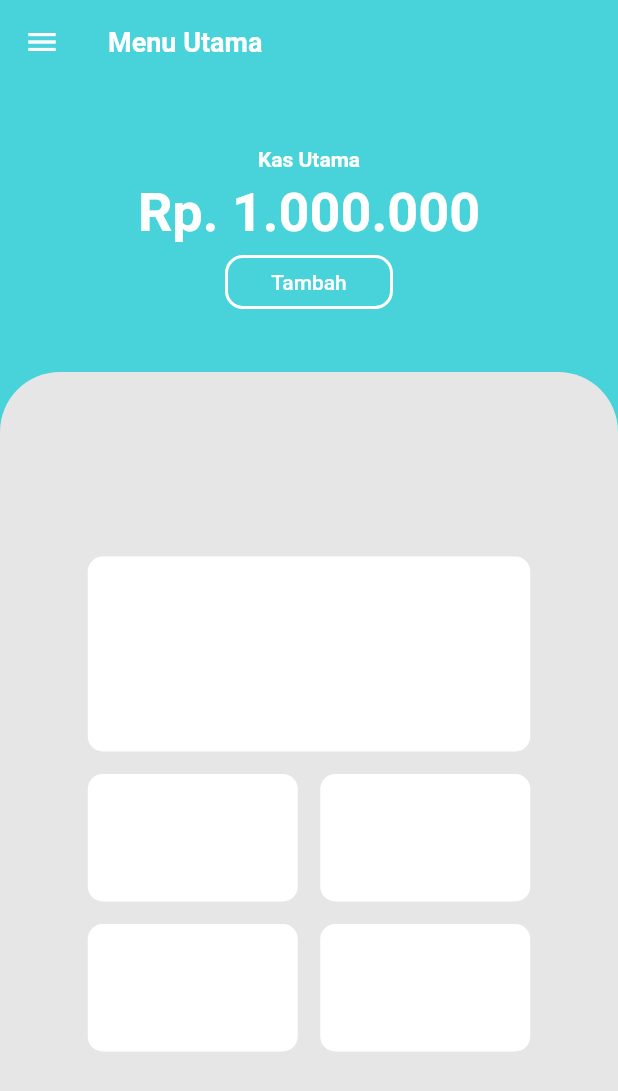
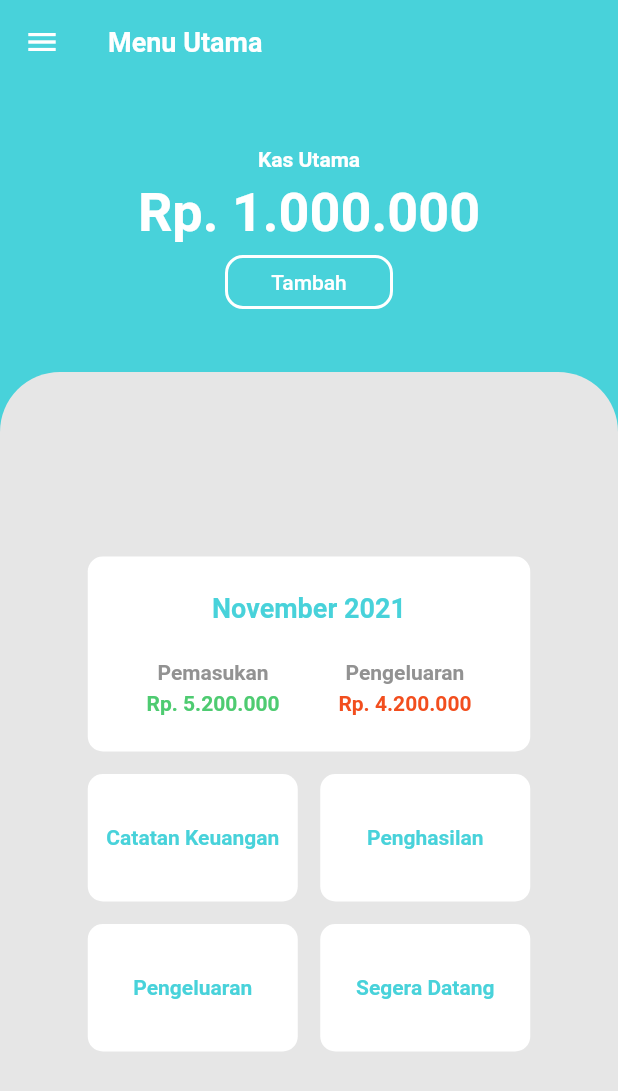
Before and after one commit to beeerlian/e-kas, a Flutter app: the HomePage screen opened by its route, on a phone screen of 412 x 824 dp. Shown: the top 1091 px of the screen. Run offline on Flutter 3.47's test engine with Material 2 defaults, Android fonts, the phone set to English and light mode, and no system bars; our stand-ins replace cached_network_image, flutter_spinkit, flutter_svg, hive; accounts and stored records are empty.

Commit message:
Add svg assets & minor update home page

```diff
--- a/lib/features/home/pages/home_page.dart
+++ b/lib/features/home/pages/home_page.dart
@@ -1,4 +1,4 @@
-// ignore_for_file: prefer_const_constructors
+// ignore_for_file: prefer_const_constructors, prefer_const_literals_to_create_immutables
 
 import 'dart:ui';
 
@@ -188,6 +188,74 @@ Widget _buildBody() {
                     borderRadius: BorderRadius.circular(10),
                     color: Colors.white,
                   ),
+                  child: Column(
+                    mainAxisAlignment: MainAxisAlignment.spaceEvenly,
+                    children: [
+                      Text(
+                        'November 2021',
+                        style: TextStyle(
+                          fontSize: 18,
+                          fontWeight: FontWeight.bold,
+                          color: Palette.primary,
+                        ),
+                      ),
+                      Row(
+                        mainAxisAlignment: MainAxisAlignment.spaceEvenly,
+                        children: [
+                          Column(
+                            children: [
+                              Row(
+                                children: [
+                                  // Image.asset(
+                                  //   width: 20,
+                                  //   fit: BoxFit.fitWidth,
+                                  // ),
+                                  Text(
+                                    'Pemasukan',
+                                    style: TextStyle(
+                                      fontWeight: FontWeight.bold,
+                                      color: Color(0xff929292),
+                                    ),
+                                  ),
+                                ],
+                              ),
+                              SizedBox(
+                                height: 5,
+                              ),
+                              Text(
+                                'Rp. 5.200.000',
+                                style: TextStyle(
+                                  fontWeight: FontWeight.bold,
+                                  color: Color(0xff4ECB71),
+                                ),
+                              ),
+                            ],
+                          ),
+                          Column(
+                            children: [
+                              Text(
+                                'Pengeluaran',
+                                style: TextStyle(
+                                  fontWeight: FontWeight.bold,
+                                  color: Color(0xff929292),
+                                ),
+                              ),
+                              SizedBox(
+                                height: 5,
+                              ),
+                              Text(
+                                'Rp. 4.200.000',
+                                style: TextStyle(
+                                  fontWeight: FontWeight.bold,
+                                  color: Color(0xffF24E1E),
+                                ),
+                              ),
+                            ],
+                          ),
+                        ],
+                      ),
+                    ],
+                  ),
                 ),
                 SizedBox(
                   height: 15,
@@ -202,6 +270,18 @@ Widget _buildBody() {
                         borderRadius: BorderRadius.circular(10),
                         color: Colors.white,
                       ),
+                      child: Column(
+                        mainAxisAlignment: MainAxisAlignment.center,
+                        children: [
+                          Text(
+                            'Catatan Keuangan',
+                            style: TextStyle(
+                              color: Palette.primary,
+                              fontWeight: FontWeight.bold,
+                            ),
+                          ),
+                        ],
+                      ),
                     ),
                     SizedBox(
                       width: 15,
@@ -212,6 +292,18 @@ Widget _buildBody() {
                       decoration: BoxDecoration(
                         borderRadius: BorderRadius.circular(10),
                         color: Colors.white,
+                      ),
+                      child: Column(
+                        mainAxisAlignment: MainAxisAlignment.center,
+                        children: [
+                          Text(
+                            'Penghasilan',
+                            style: TextStyle(
+                              color: Palette.primary,
+                              fontWeight: FontWeight.bold,
+                            ),
+                          ),
+                        ],
                       ),
                     ),
                   ],
@@ -229,6 +321,18 @@ Widget _buildBody() {
                         borderRadius: BorderRadius.circular(10),
                         color: Colors.white,
                       ),
+                      child: Column(
+                        mainAxisAlignment: MainAxisAlignment.center,
+                        children: [
+                          Text(
+                            'Pengeluaran',
+                            style: TextStyle(
+                              color: Palette.primary,
+                              fontWeight: FontWeight.bold,
+                            ),
+                          ),
+                        ],
+                      ),
                     ),
                     SizedBox(
                       width: 15,
@@ -239,6 +343,18 @@ Widget _buildBody() {
                       decoration: BoxDecoration(
                         borderRadius: BorderRadius.circular(10),
                         color: Colors.white,
+                      ),
+                      child: Column(
+                        mainAxisAlignment: MainAxisAlignment.center,
+                        children: [
+                          Text(
+                            'Segera Datang',
+                            style: TextStyle(
+                              color: Palette.primary,
+                              fontWeight: FontWeight.bold,
+                            ),
+                          ),
+                        ],
                       ),
                     ),
                   ],
--- a/pubspec.yaml
+++ b/pubspec.yaml
@@ -56,6 +56,7 @@ flutter:
   # To add assets to your application, add an assets section, like this:
   assets:
     - assets/images/
+    - assets/svgs/
   # An image asset can refer to one or more resolution-specific "variants", see
   # https://flutter.dev/assets-and-images/#resolution-aware.
   # For details regarding adding assets from package dependencies, see
```
Also changed, not shown: assets/svgs/emojione-v1_money-with-wings.svg (added), assets/svgs/emojione_money-bag.svg (added), assets/svgs/noto-v1_exclamation-question-mark.svg (added), assets/svgs/pemasukan.svg (added), assets/svgs/pengeluaran.svg (added), assets/svgs/penghasilan.svg (added), pubspec.lock.
